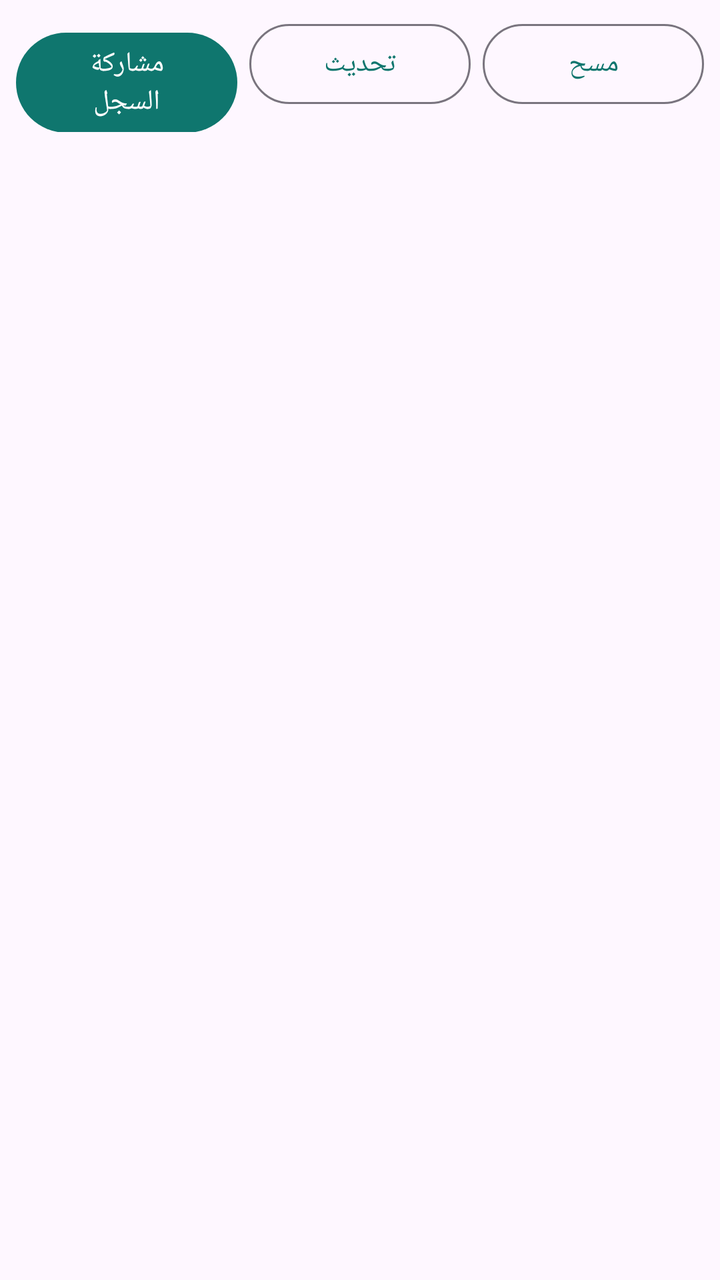
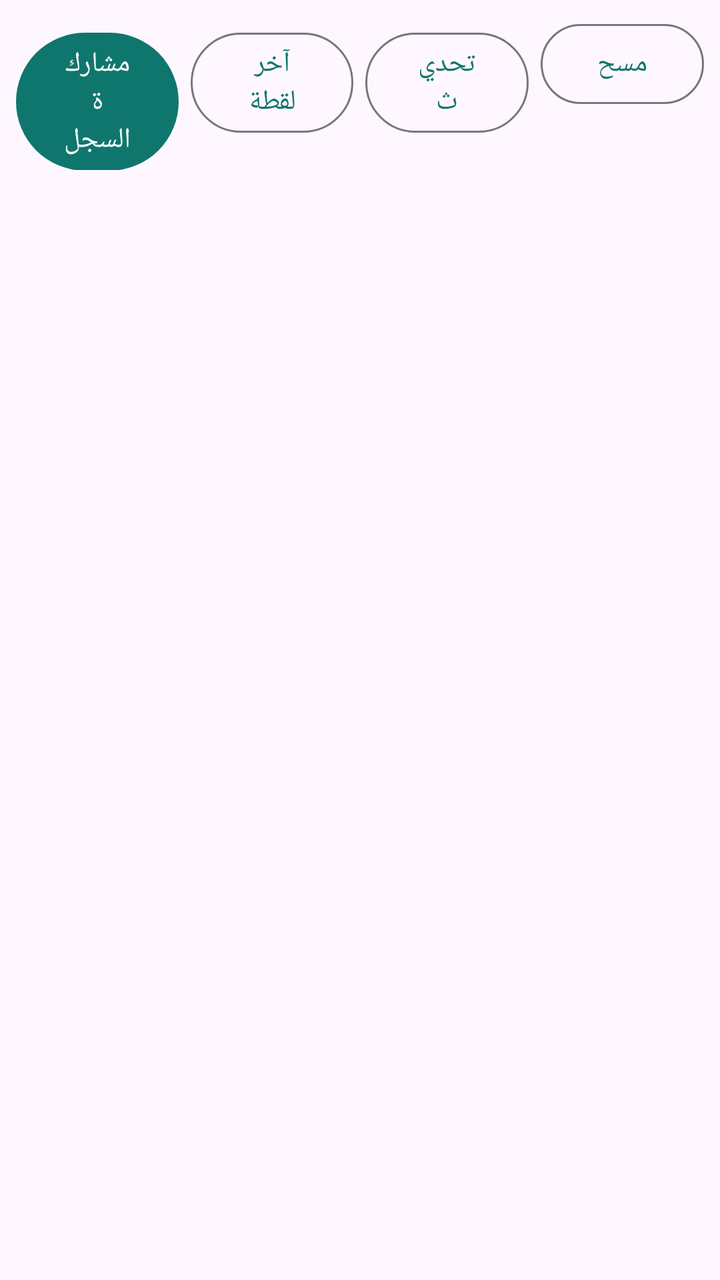

The first picture is an Android layout as it rendered before a commit; the second is the same layout after the commit. The layout source and the unified diff follow.
<!-- AndroidManifest.xml: application theme Theme.CyberPrint -->
<!-- res/layout/activity_log.xml -->
<?xml version="1.0" encoding="utf-8"?>
<LinearLayout xmlns:android="http://schemas.android.com/apk/res/android"
    android:layout_width="match_parent"
    android:layout_height="match_parent"
    android:orientation="vertical">

    <LinearLayout
        android:layout_width="match_parent"
        android:layout_height="wrap_content"
        android:orientation="horizontal"
        android:padding="8dp">
        <com.google.android.material.button.MaterialButton
            android:id="@+id/btnShare"
            android:layout_width="0dp"
            android:layout_weight="1"
            android:layout_height="wrap_content"
            android:layout_marginEnd="6dp"
            android:text="@string/log_share" />
        <com.google.android.material.button.MaterialButton
            android:id="@+id/btnRefresh"
            style="?attr/materialButtonOutlinedStyle"
            android:layout_width="0dp"
            android:layout_weight="1"
            android:layout_height="wrap_content"
            android:layout_marginEnd="6dp"
            android:text="@string/log_refresh" />
        <com.google.android.material.button.MaterialButton
            android:id="@+id/btnClear"
            style="?attr/materialButtonOutlinedStyle"
            android:layout_width="0dp"
            android:layout_weight="1"
            android:layout_height="wrap_content"
            android:text="@string/log_clear" />
    </LinearLayout>

    <ScrollView
        android:id="@+id/scroll"
        android:layout_width="match_parent"
        android:layout_height="0dp"
        android:layout_weight="1">
        <TextView
            android:id="@+id/logText"
            android:layout_width="match_parent"
            android:layout_height="wrap_content"
            android:fontFamily="monospace"
            android:padding="8dp"
            android:textDirection="ltr"
            android:textIsSelectable="true"
            android:textSize="11sp" />
    </ScrollView>
</LinearLayout>
<!-- resources referenced by this layout -->
<resources>
  <string name="log_clear">مسح</string>
  <string name="log_refresh">تحديث</string>
  <string name="log_share">مشاركة السجل</string>
  <style name="Theme.CyberPrint" parent="Theme.Material3.DayNight.NoActionBar">
          <item name="colorPrimary">@color/primary</item>
          <item name="colorOnPrimary">@android:color/white</item>
          <item name="colorSecondary">@color/secondary</item>
          <item name="android:statusBarColor">@color/primary</item>
      </style>
  <color name="primary">#0F766E</color>
  <color name="secondary">#F59E0B</color>
</resources>

<!-- the commit's change to res/layout/activity_log.xml (unified diff, before → after) -->
@@ -16,6 +16,14 @@
             android:layout_height="wrap_content"
             android:layout_marginEnd="6dp"
             android:text="@string/log_share" />
+        <com.google.android.material.button.MaterialButton
+            android:id="@+id/btnCapture"
+            style="?attr/materialButtonOutlinedStyle"
+            android:layout_width="0dp"
+            android:layout_weight="1"
+            android:layout_height="wrap_content"
+            android:layout_marginEnd="6dp"
+            android:text="@string/log_capture" />
         <com.google.android.material.button.MaterialButton
             android:id="@+id/btnRefresh"
             style="?attr/materialButtonOutlinedStyle"
<!-- resource entries referenced after the edit -->
@@ -1,5 +1,6 @@
 <!-- resources referenced by this layout -->
 <resources>
+  <string name="log_capture">آخر لقطة</string>
   <string name="log_clear">مسح</string>
   <string name="log_refresh">تحديث</string>
   <string name="log_share">مشاركة السجل</string>
